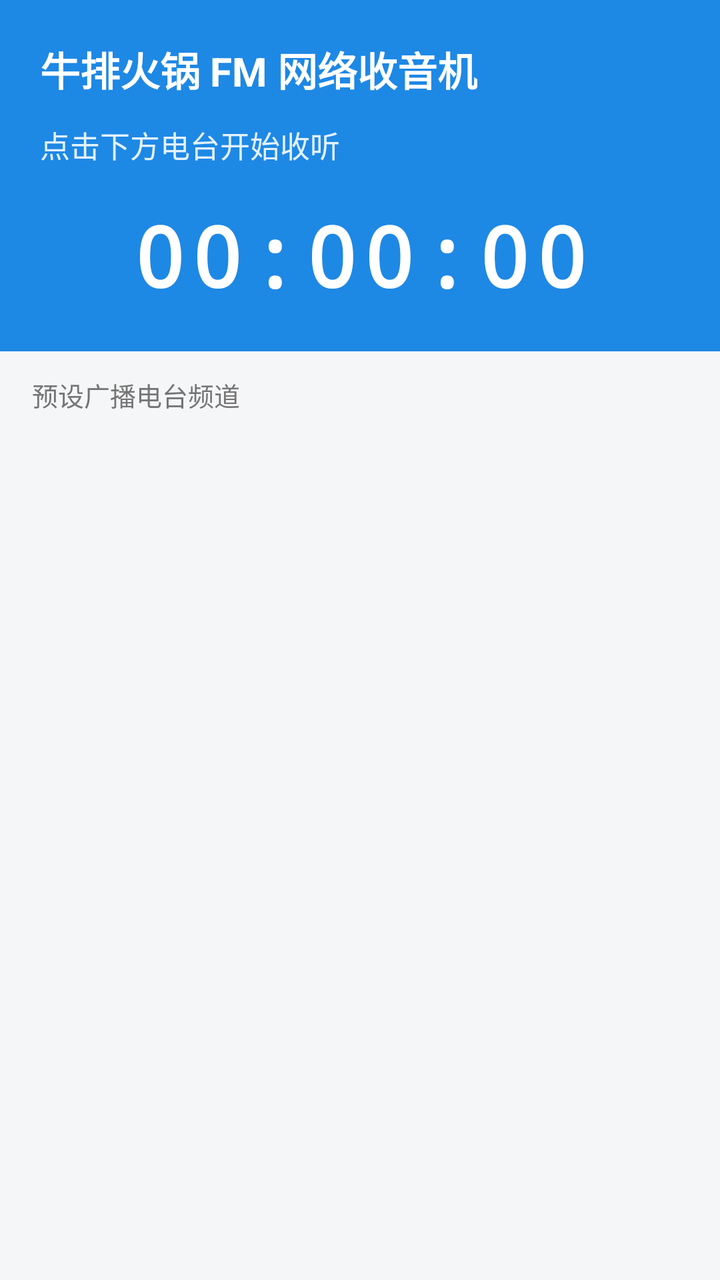
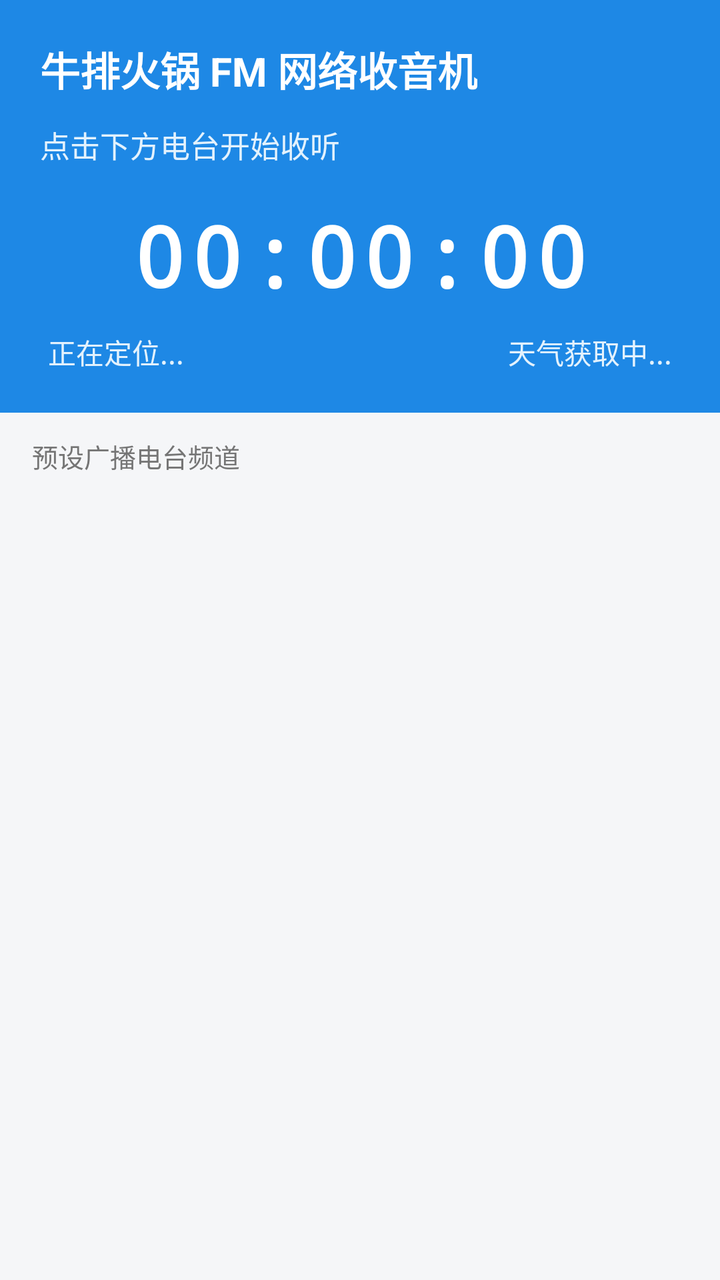

Screens rendered from an Android XML layout before and after an edit, with the pre-edit source and the edit as a unified diff.
<!-- AndroidManifest.xml: application theme Theme.RadioFM -->
<!-- res/layout/activity_main.xml -->
<?xml version="1.0" encoding="utf-8"?>
<LinearLayout xmlns:android="http://schemas.android.com/apk/res/android"
    android:layout_width="match_parent"
    android:layout_height="match_parent"
    android:orientation="vertical"
    android:background="@color/page_background">

    
    <LinearLayout
        android:layout_width="match_parent"
        android:layout_height="wrap_content"
        android:orientation="vertical"
        android:background="@color/header_background"
        android:padding="20dp">

        <TextView
            android:layout_width="wrap_content"
            android:layout_height="wrap_content"
            android:text="牛排火锅 FM 网络收音机"
            android:textColor="@color/header_title_text"
            android:textSize="20sp"
            android:textStyle="bold" />

        <TextView
            android:id="@+id/tv_current_channel"
            android:layout_width="match_parent"
            android:layout_height="wrap_content"
            android:layout_marginTop="12dp"
            android:text="点击下方电台开始收听"
            android:textColor="@color/header_subtitle_text"
            android:textSize="15sp" />

        
        <TextView
            android:id="@+id/tv_clock"
            android:layout_width="match_parent"
            android:layout_height="wrap_content"
            android:layout_marginTop="16dp"
            android:fontFamily="monospace"
            android:gravity="center"
            android:letterSpacing="0.08"
            android:text="00:00:00"
            android:textColor="@color/header_title_text"
            android:textSize="42sp"
            android:textStyle="bold" />
    </LinearLayout>

    
    <TextView
        android:layout_width="match_parent"
        android:layout_height="wrap_content"
        android:paddingHorizontal="16dp"
        android:paddingVertical="12dp"
        android:text="预设广播电台频道"
        android:textColor="@color/section_title_text"
        android:textSize="13sp" />

    
    <androidx.recyclerview.widget.RecyclerView
        android:id="@+id/rv_channels"
        android:layout_width="match_parent"
        android:layout_height="0dp"
        android:layout_weight="1" />

</LinearLayout>
<!-- resources referenced by this layout -->
<resources>
  <color name="header_background">#1E88E5</color>
  <color name="header_subtitle_text">#E3F2FD</color>
  <color name="header_title_text">#FFFFFF</color>
  <color name="page_background">#F5F6F8</color>
  <color name="section_title_text">#757575</color>
  <style name="Theme.RadioFM" parent="Theme.MaterialComponents.DayNight.NoActionBar">
          <item name="colorPrimary">@color/primary</item>
          <item name="colorPrimaryDark">@color/primary_dark</item>
          <item name="colorAccent">@color/accent</item>
          <item name="android:windowBackground">@color/page_background</item>
      </style>
  <color name="primary">#1E88E5</color>
  <color name="primary_dark">#1565C0</color>
  <color name="accent">#FF4081</color>
</resources>

<!-- the commit's change to res/layout/activity_main.xml (unified diff, before → after) -->
@@ -43,6 +43,42 @@
             android:textColor="@color/header_title_text"
             android:textSize="42sp"
             android:textStyle="bold" />
+
+        
+        <LinearLayout
+            android:id="@+id/layout_location_weather"
+            android:layout_width="match_parent"
+            android:layout_height="wrap_content"
+            android:layout_marginTop="10dp"
+            android:orientation="horizontal"
+            android:gravity="center_vertical"
+            android:paddingHorizontal="4dp">
+
+            
+            <TextView
+                android:id="@+id/tv_location"
+                android:layout_width="0dp"
+                android:layout_height="wrap_content"
+                android:layout_weight="1"
+                android:gravity="start|center_vertical"
+                android:singleLine="true"
+                android:ellipsize="end"
+                android:text="正在定位..."
+                android:textColor="@color/header_subtitle_text"
+                android:textSize="14sp" />
+
+            
+            <TextView
+                android:id="@+id/tv_weather"
+                android:layout_width="wrap_content"
+                android:layout_height="wrap_content"
+                android:layout_marginStart="8dp"
+                android:gravity="end|center_vertical"
+                android:singleLine="true"
+                android:text="天气获取中..."
+                android:textColor="@color/header_subtitle_text"
+                android:textSize="14sp" />
+        </LinearLayout>
     </LinearLayout>
 
     
